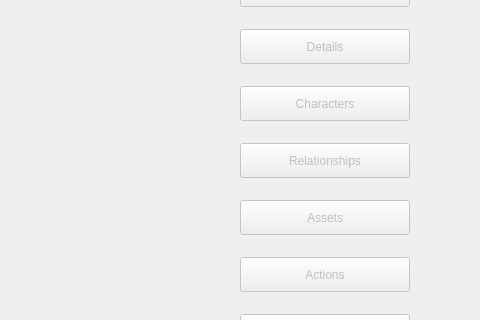
The window that virtuallifeview.ui (kbeni00/VirtualLife) describes before a commit, drawn with Qt 5; both pictures show x 800 to 1280 and y 111 to 431 of the 1280 by 720 pixel window.
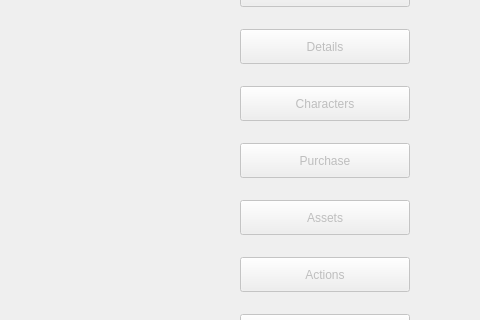
The same window after the commit.

Commit message: Implemented the purchase process

What changed in the file:
```diff
--- a/virtuallifeview.ui
+++ b/virtuallifeview.ui
@@ -166,7 +166,7 @@
         </size>
        </property>
        <property name="text">
-        <string>Relationships</string>
+        <string>Purchase</string>
        </property>
       </widget>
      </item>
```
Left out of the diff: 2 changed lines with no effect on the pictures. The commit also changes 100 other files.
